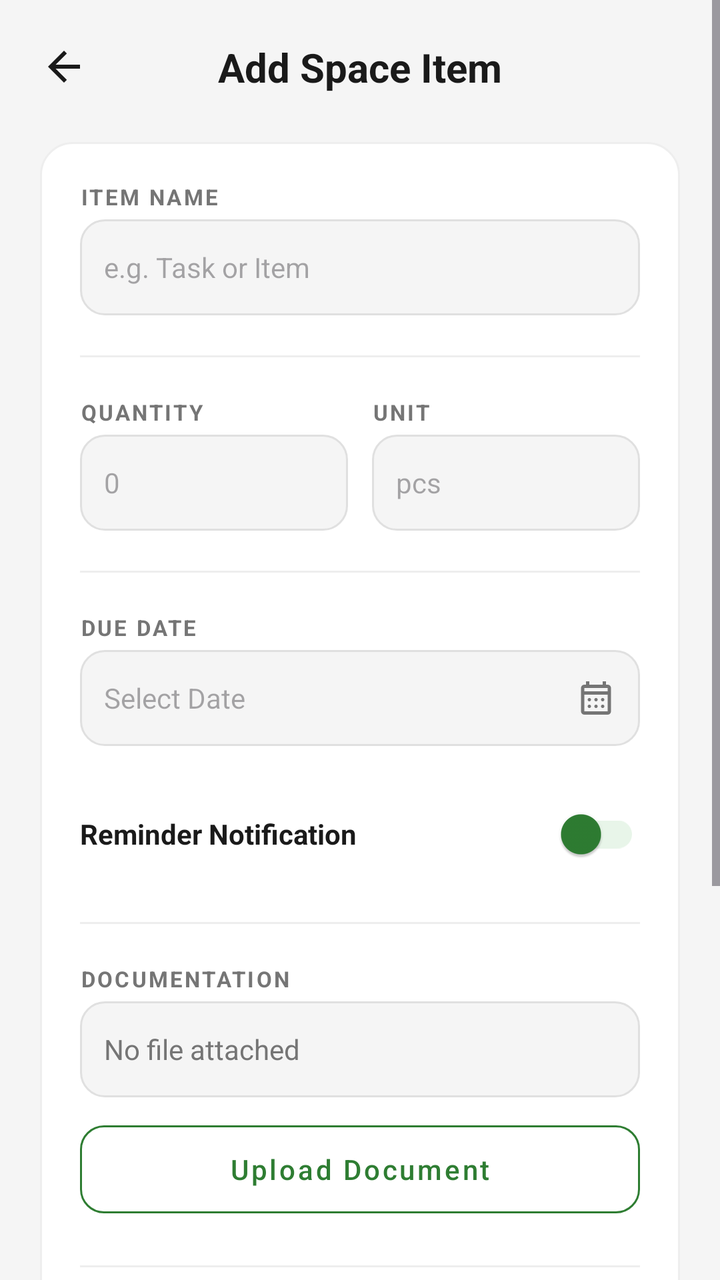
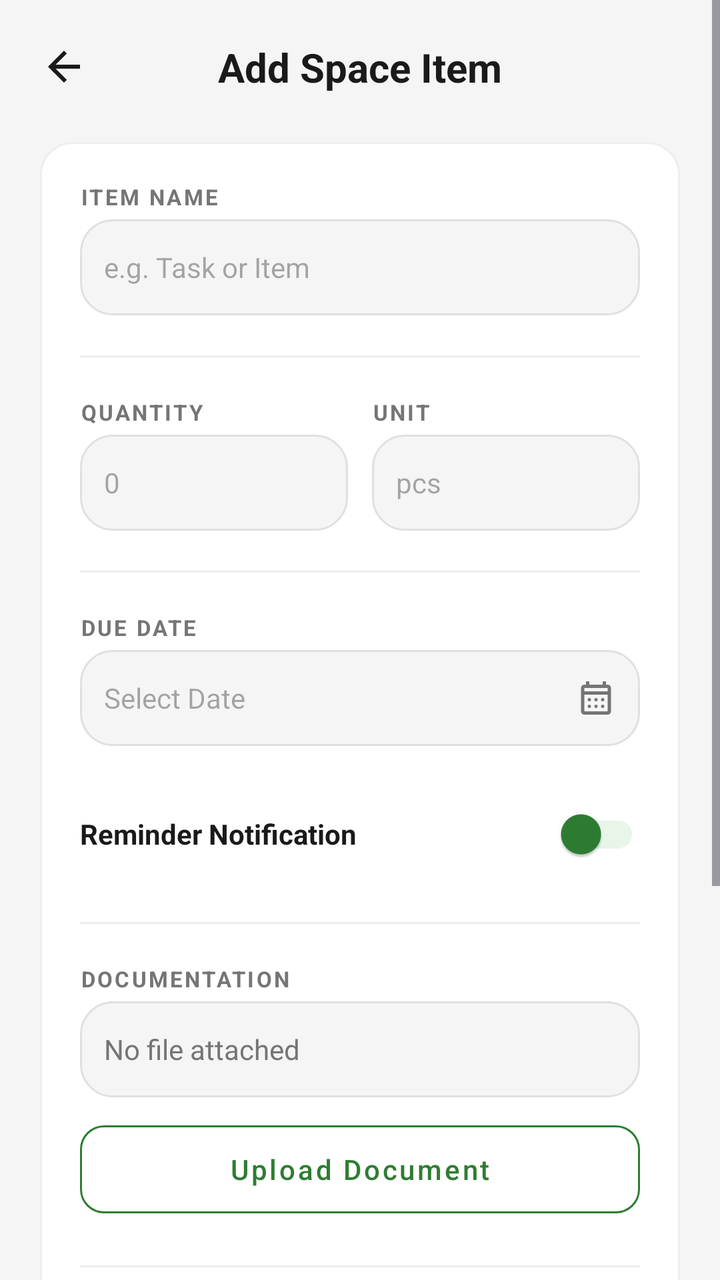

An Android layout rendered at two revisions. The XML below is the earlier revision; the diff shows what the commit changed to produce the second picture.
<!-- AndroidManifest.xml: application theme Theme.FridgeWise -->
<!-- res/layout/fragment_add_space_item.xml -->
<?xml version="1.0" encoding="utf-8"?>
<ScrollView xmlns:android="http://schemas.android.com/apk/res/android"
    xmlns:app="http://schemas.android.com/apk/res-auto"
    xmlns:tools="http://schemas.android.com/tools"
    android:layout_width="match_parent"
    android:layout_height="match_parent"
    android:background="@color/bg_primary"
    android:fillViewport="true">

    <LinearLayout
        android:layout_width="match_parent"
        android:layout_height="wrap_content"
        android:orientation="vertical"
        android:padding="20dp">

        
        <RelativeLayout
            android:layout_width="match_parent"
            android:layout_height="wrap_content"
            android:layout_marginBottom="24dp">

            <ImageView
                android:id="@+id/btnBack"
                android:layout_width="24dp"
                android:layout_height="24dp"
                android:layout_alignParentStart="true"
                android:layout_centerVertical="true"
                android:contentDescription="Back"
                android:src="@drawable/outline_arrow_back_24"
                app:tint="@color/text_primary" />

            <TextView
                android:id="@+id/tvHeaderTitle"
                android:layout_width="wrap_content"
                android:layout_height="wrap_content"
                android:layout_centerInParent="true"
                android:text="Add Space Item"
                android:textColor="@color/text_primary"
                android:textSize="20sp"
                android:textStyle="bold" />
        </RelativeLayout>

        
        <LinearLayout
            android:layout_width="match_parent"
            android:layout_height="wrap_content"
            android:background="@drawable/section_card_bg"
            android:orientation="vertical"
            android:padding="20dp">

            
            <TextView
                android:layout_width="wrap_content"
                android:layout_height="wrap_content"
                android:letterSpacing="0.1"
                android:text="ITEM NAME"
                android:textColor="@color/text_secondary"
                android:textSize="11sp"
                android:textStyle="bold" />

            <EditText
                android:id="@+id/etItemName"
                android:layout_width="match_parent"
                android:layout_height="48dp"
                android:layout_marginTop="4dp"
                android:background="@drawable/bg_edittext"
                android:hint="e.g. Task or Item"
                android:inputType="textCapWords"
                android:paddingHorizontal="12dp"
                android:textSize="14sp"
                android:textColor="@color/text_primary" />

            <View
                android:id="@+id/divider1"
                android:layout_width="match_parent"
                android:layout_height="1dp"
                android:layout_marginVertical="20dp"
                android:background="@color/divider_color" />

            
            <LinearLayout
                android:id="@+id/layoutQuantityRow"
                android:layout_width="match_parent"
                android:layout_height="wrap_content"
                android:orientation="horizontal">

                <LinearLayout
                    android:id="@+id/containerQuantity"
                    android:layout_width="0dp"
                    android:layout_height="wrap_content"
                    android:layout_marginEnd="12dp"
                    android:layout_weight="1"
                    android:orientation="vertical">

                    <TextView
                        android:layout_width="wrap_content"
                        android:layout_height="wrap_content"
                        android:letterSpacing="0.1"
                        android:text="QUANTITY"
                        android:textColor="@color/text_secondary"
                        android:textSize="11sp"
                        android:textStyle="bold" />

                    <EditText
                        android:id="@+id/etQuantity"
                        android:layout_width="match_parent"
                        android:layout_height="48dp"
                        android:layout_marginTop="4dp"
                        android:background="@drawable/bg_edittext"
                        android:hint="0"
                        android:inputType="numberDecimal"
                        android:paddingHorizontal="12dp"
                        android:textSize="14sp" />
                </LinearLayout>

                <LinearLayout
                    android:id="@+id/containerUnit"
                    android:layout_width="0dp"
                    android:layout_height="wrap_content"
                    android:layout_weight="1"
                    android:orientation="vertical">

                    <TextView
                        android:layout_width="wrap_content"
                        android:layout_height="wrap_content"
                        android:letterSpacing="0.1"
                        android:text="UNIT"
                        android:textColor="@color/text_secondary"
                        android:textSize="11sp"
                        android:textStyle="bold" />

                    <EditText
                        android:id="@+id/etUnit"
                        android:layout_width="match_parent"
                        android:layout_height="48dp"
                        android:layout_marginTop="4dp"
                        android:background="@drawable/bg_edittext"
                        android:hint="pcs"
                        android:inputType="text"
                        android:paddingHorizontal="12dp"
                        android:textSize="14sp" />
                </LinearLayout>
            </LinearLayout>

            <View
                android:id="@+id/layoutTrackingDivider"
                android:layout_width="match_parent"
                android:layout_height="1dp"
                android:layout_marginVertical="20dp"
                android:background="@color/divider_color" />

            
            <LinearLayout
                android:id="@+id/layoutTracking"
                android:layout_width="match_parent"
                android:layout_height="wrap_content"
                android:orientation="vertical">

                <TextView
                    android:id="@+id/tvLabelDate"
                    android:layout_width="wrap_content"
                    android:layout_height="wrap_content"
                    android:letterSpacing="0.1"
                    android:text="DUE DATE"
                    android:textColor="@color/text_secondary"
                    android:textSize="11sp"
                    android:textStyle="bold" />

                <RelativeLayout
                    android:id="@+id/containerDate"
                    android:layout_width="match_parent"
                    android:layout_height="48dp"
                    android:layout_marginTop="4dp"
                    android:background="@drawable/bg_edittext"
                    android:clickable="true"
                    android:focusable="true"
                    android:paddingHorizontal="12dp">

                    <EditText
                        android:id="@+id/etDate"
                        android:layout_width="match_parent"
                        android:layout_height="match_parent"
                        android:background="@android:color/transparent"
                        android:focusable="false"
                        android:clickable="true"
                        android:hint="Select Date"
                        android:textSize="14sp"
                        android:textColor="@color/text_primary" />

                    <ImageView
                        android:layout_width="20dp"
                        android:layout_height="20dp"
                        android:layout_alignParentEnd="true"
                        android:layout_centerVertical="true"
                        android:src="@drawable/outline_calendar_month_24"
                        app:tint="@color/text_secondary" />
                </RelativeLayout>

                <LinearLayout
                    android:id="@+id/layoutReminderToggle"
                    android:layout_width="match_parent"
                    android:layout_height="wrap_content"
                    android:layout_marginTop="20dp"
                    android:gravity="center_vertical"
                    android:orientation="horizontal">

                    <TextView
                        android:layout_width="0dp"
                        android:layout_height="wrap_content"
                        android:layout_weight="1"
                        android:text="Reminder Notification"
                        android:textColor="@color/text_primary"
                        android:textSize="14sp"
                        android:textStyle="bold" />

                    <com.google.android.material.switchmaterial.SwitchMaterial
                        android:id="@+id/switchReminder"
                        android:layout_width="wrap_content"
                        android:layout_height="wrap_content"
                        app:thumbTint="@color/green_primary"
                        app:trackTint="@color/green_pale" />
                </LinearLayout>

                <RelativeLayout
                    android:id="@+id/tilReminder"
                    android:layout_width="match_parent"
                    android:layout_height="48dp"
                    android:layout_marginTop="8dp"
                    android:background="@drawable/bg_edittext"
                    android:visibility="gone"
                    android:paddingHorizontal="12dp">

                    <EditText
                        android:id="@+id/etReminder"
                        android:layout_width="match_parent"
                        android:layout_height="match_parent"
                        android:background="@android:color/transparent"
                        android:focusable="false"
                        android:clickable="true"
                        android:hint="Reminder Time"
                        android:textSize="14sp"
                        android:textColor="@color/text_primary" />

                    <ImageView
                        android:layout_width="20dp"
                        android:layout_height="20dp"
                        android:layout_alignParentEnd="true"
                        android:layout_centerVertical="true"
                        android:src="@drawable/ic_notification"
                        app:tint="@color/text_secondary" />
                </RelativeLayout>

            </LinearLayout>

            <View
                android:id="@+id/layoutAttachmentsDivider"
                android:layout_width="match_parent"
                android:layout_height="1dp"
                android:layout_marginVertical="20dp"
                android:background="@color/divider_color" />

            
            <LinearLayout
                android:id="@+id/layoutAttachments"
                android:layout_width="match_parent"
                android:layout_height="wrap_content"
                android:orientation="vertical">

                <TextView
                    android:layout_width="wrap_content"
                    android:layout_height="wrap_content"
                    android:letterSpacing="0.1"
                    android:text="DOCUMENTATION"
                    android:textColor="@color/text_secondary"
                    android:textSize="11sp"
                    android:textStyle="bold" />

                <RelativeLayout
                    android:layout_width="match_parent"
                    android:layout_height="48dp"
                    android:layout_marginTop="4dp"
                    android:background="@drawable/bg_edittext"
                    android:paddingHorizontal="12dp">

                    <TextView
                        android:id="@+id/tvFileName"
                        android:layout_width="wrap_content"
                        android:layout_height="wrap_content"
                        android:layout_centerVertical="true"
                        android:layout_toStartOf="@+id/btnRemoveFile"
                        android:ellipsize="middle"
                        android:singleLine="true"
                        android:text="No file attached"
                        android:textColor="@color/text_secondary"
                        android:textSize="14sp" />

                    <ImageView
                        android:id="@+id/btnRemoveFile"
                        android:layout_width="20dp"
                        android:layout_height="20dp"
                        android:layout_alignParentEnd="true"
                        android:layout_centerVertical="true"
                        android:src="@drawable/ic_close"
                        android:visibility="gone"
                        app:tint="@color/text_secondary" />
                </RelativeLayout>

                <com.google.android.material.button.MaterialButton
                    android:id="@+id/btnAttachFile"
                    android:layout_width="match_parent"
                    android:layout_height="56dp"
                    android:layout_marginTop="8dp"
                    android:text="Upload Document"
                    android:textAllCaps="false"
                    app:cornerRadius="12dp"
                    app:strokeColor="@color/green_primary"
                    app:strokeWidth="1dp"
                    style="@style/Widget.MaterialComponents.Button.OutlinedButton" />
            </LinearLayout>

            
            <LinearLayout
                android:id="@+id/layoutNotes"
                android:layout_width="match_parent"
                android:layout_height="wrap_content"
                android:orientation="vertical">

                <View
                    android:id="@+id/notesDivider"
                    android:layout_width="match_parent"
                    android:layout_height="1dp"
                    android:layout_marginVertical="20dp"
                    android:background="@color/divider_color" />

                <TextView
                    android:layout_width="wrap_content"
                    android:layout_height="wrap_content"
                    android:letterSpacing="0.1"
                    android:text="NOTES (OPTIONAL)"
                    android:textColor="@color/text_secondary"
                    android:textSize="11sp"
                    android:textStyle="bold" />

                <EditText
                    android:id="@+id/etNotes"
                    android:layout_width="match_parent"
                    android:layout_height="100dp"
                    android:layout_marginTop="4dp"
                    android:background="@drawable/bg_edittext"
                    android:gravity="top"
                    android:hint="Add any note here..."
                    android:padding="12dp"
                    android:textSize="14sp"
                    android:inputType="textMultiLine"
                    android:textColor="@color/text_primary" />
            </LinearLayout>

        </LinearLayout>

        
        <androidx.appcompat.widget.AppCompatButton
            android:id="@+id/btnSave"
            android:layout_width="match_parent"
            android:layout_height="56dp"
            android:layout_marginTop="24dp"
            android:layout_marginBottom="32dp"
            android:background="@drawable/button_green_bg"
            android:text="Save Space Item"
            android:textAllCaps="false"
            android:textColor="@color/white"
            android:textSize="16sp"
            android:textStyle="bold" />

    </LinearLayout>
</ScrollView>
<!-- resources referenced by this layout -->
<resources>
  <color name="bg_primary">#F5F5F5</color>
  <color name="divider_color">#EEEEEE</color>
  <color name="green_pale">#E8F5E9</color>
  <color name="green_primary">#2E7D32</color>
  <color name="text_primary">#1A1A1A</color>
  <color name="text_secondary">#757575</color>
  <color name="white">#FFFFFF</color>
  <!-- drawable bg_edittext (drawable) -->
  <?xml version="1.0" encoding="utf-8"?>
  <shape xmlns:android="http://schemas.android.com/apk/res/android">
      <solid android:color="@color/input_bg" />
      <corners android:radius="12dp" />
      <stroke android:width="1dp" android:color="@color/input_border" />
  </shape>
  <!-- drawable button_green_bg (drawable) -->
  <?xml version="1.0" encoding="utf-8"?>
  <ripple xmlns:android="http://schemas.android.com/apk/res/android"
      android:color="#40FFFFFF">
      <item>
          <shape android:shape="rectangle">
              <solid android:color="@color/green_primary" />
              <corners android:radius="12dp" />
          </shape>
      </item>
  </ripple>
  <!-- drawable ic_close (drawable) -->
  <vector xmlns:android="http://schemas.android.com/apk/res/android"
      android:width="24dp"
      android:height="24dp"
      android:viewportWidth="24"
      android:viewportHeight="24">
    <path
        android:fillColor="#FF000000"
        android:pathData="M19,6.41L17.59,5 12,10.59 6.41,5 5,6.41 10.59,12 5,17.59 6.41,19 12,13.41 17.59,19 19,17.59 13.41,12z"/>
  </vector>
  <!-- drawable section_card_bg (drawable) -->
  <?xml version="1.0" encoding="utf-8"?>
  <shape xmlns:android="http://schemas.android.com/apk/res/android">
      <solid android:color="@color/surface_card" />
      <corners android:radius="16dp" />
      <stroke android:width="1dp" android:color="@color/divider_color" />
  </shape>
  <style name="Theme.FridgeWise" parent="Base.Theme.FridgeWise" />
  <color name="input_bg">#F5F5F5</color>
  <color name="input_border">#E0E0E0</color>
  <color name="surface_card">#FFFFFF</color>
  <color name="bg_secondary">#FFFFFF</color>
  <color name="profile_accent_teal">#2DD4BF</color>
  <color name="surface_elevated">#FFFFFF</color>
  <style name="TextAppearance.App.TitleLarge" parent="TextAppearance.Material3.TitleLarge">
          <item name="android:textStyle">bold</item>
          <item name="android:textColor">@color/text_primary</item>
      </style>
  <style name="TextAppearance.App.TitleMedium" parent="TextAppearance.Material3.TitleMedium">
          <item name="android:textStyle">bold</item>
          <item name="android:textColor">@color/text_primary</item>
      </style>
  <style name="TextAppearance.App.BodyLarge" parent="TextAppearance.Material3.BodyLarge">
          <item name="android:textColor">@color/text_primary</item>
      </style>
  <style name="TextAppearance.App.BodyMedium" parent="TextAppearance.Material3.BodyMedium">
          <item name="android:textColor">@color/text_secondary</item>
      </style>
  <style name="TextAppearance.App.LabelLarge" parent="TextAppearance.Material3.LabelLarge">
          <item name="android:textColor">@color/green_primary</item>
          <item name="android:textStyle">bold</item>
      </style>
  <style name="Widget.App.FloatingActionButton" parent="Widget.Material3.FloatingActionButton.Primary">
          <item name="backgroundTint">@color/green_primary</item>
          <item name="tint">@color/white</item>
      </style>
  <!-- unchanged entries left out for length: 4 -->
</resources>

<!-- the commit's change to res/layout/fragment_add_space_item.xml (unified diff, before → after) -->
@@ -221,34 +221,146 @@
                         app:trackTint="@color/green_pale" />
                 </LinearLayout>
 
-                <RelativeLayout
-                    android:id="@+id/tilReminder"
-                    android:layout_width="match_parent"
-                    android:layout_height="48dp"
-                    android:layout_marginTop="8dp"
-                    android:background="@drawable/bg_edittext"
-                    android:visibility="gone"
-                    android:paddingHorizontal="12dp">
-
-                    <EditText
-                        android:id="@+id/etReminder"
-                        android:layout_width="match_parent"
-                        android:layout_height="match_parent"
-                        android:background="@android:color/transparent"
-                        android:focusable="false"
-                        android:clickable="true"
-                        android:hint="Reminder Time"
-                        android:textSize="14sp"
-                        android:textColor="@color/text_primary" />
-
-                    <ImageView
-                        android:layout_width="20dp"
-                        android:layout_height="20dp"
-                        android:layout_alignParentEnd="true"
-                        android:layout_centerVertical="true"
-                        android:src="@drawable/ic_notification"
-                        app:tint="@color/text_secondary" />
-                </RelativeLayout>
+                <LinearLayout
+                    android:id="@+id/layoutReminderDetails"
+                    android:layout_width="match_parent"
+                    android:layout_height="wrap_content"
+                    android:orientation="vertical"
+                    android:visibility="gone">
+
+                    <RelativeLayout
+                        android:id="@+id/tilReminder"
+                        android:layout_width="match_parent"
+                        android:layout_height="48dp"
+                        android:layout_marginTop="8dp"
+                        android:background="@drawable/bg_edittext"
+                        android:paddingHorizontal="12dp">
+
+                        <EditText
+                            android:id="@+id/etReminder"
+                            android:layout_width="match_parent"
+                            android:layout_height="match_parent"
+                            android:background="@android:color/transparent"
+                            android:clickable="true"
+                            android:focusable="false"
+                            android:hint="Target Date &amp; Time"
+                            android:textColor="@color/text_primary"
+                            android:textSize="14sp" />
+
+                        <ImageView
+                            android:layout_width="20dp"
+                            android:layout_height="20dp"
+                            android:layout_alignParentEnd="true"
+                            android:layout_centerVertical="true"
+                            android:src="@drawable/ic_notification"
+                            app:tint="@color/text_secondary" />
+                    </RelativeLayout>
+
+                    
+                    <LinearLayout
+                        android:layout_width="match_parent"
+                        android:layout_height="wrap_content"
+                        android:layout_marginTop="12dp"
+                        android:gravity="center_vertical"
+                        android:orientation="horizontal">
+
+                        <TextView
+                            android:layout_width="0dp"
+                            android:layout_height="wrap_content"
+                            android:layout_weight="1"
+                            android:text="🔔 Loud Clock Alarm Mode"
+                            android:textColor="@color/text_primary"
+                            android:textSize="13sp"
+                            android:textStyle="bold" />
+
+                        <com.google.android.material.switchmaterial.SwitchMaterial
+                            android:id="@+id/switchClockAlarm"
+                            android:layout_width="wrap_content"
+                            android:layout_height="wrap_content"
+                            app:thumbTint="@color/green_primary"
+                            app:trackTint="@color/green_pale" />
+                    </LinearLayout>
+
+                    
+                    <TextView
+                        android:layout_width="wrap_content"
+                        android:layout_height="wrap_content"
+                        android:layout_marginTop="12dp"
+                        android:text="⏱️ Pre-Notification (Advance Warning)"
+                        android:textColor="@color/text_secondary"
+                        android:textSize="12sp"
+                        android:textStyle="bold" />
+
+                    <HorizontalScrollView
+                        android:layout_width="match_parent"
+                        android:layout_height="wrap_content"
+                        android:layout_marginTop="6dp"
+                        android:scrollbars="none">
+
+                        <com.google.android.material.chip.ChipGroup
+                            android:id="@+id/cgPreNotif"
+                            android:layout_width="wrap_content"
+                            android:layout_height="wrap_content"
+                            app:singleSelection="true"
+                            app:singleLine="true">
+
+                            <com.google.android.material.chip.Chip
+                                android:id="@+id/chipPreNone"
+                                style="@style/Widget.MaterialComponents.Chip.Choice"
+                                android:layout_width="wrap_content"
+                                android:layout_height="wrap_content"
+                                android:checked="true"
+                                android:text="None" />
+
+                            <com.google.android.material.chip.Chip
+                                android:id="@+id/chipPre30m"
+                                style="@style/Widget.MaterialComponents.Chip.Choice"
+                                android:layout_width="wrap_content"
+                                android:layout_height="wrap_content"
+                                android:text="30m Before" />
+
+                            <com.google.android.material.chip.Chip
+                                android:id="@+id/chipPre1h"
+                                style="@style/Widget.MaterialComponents.Chip.Choice"
+                                android:layout_width="wrap_content"
+                                android:layout_height="wrap_content"
+                                android:text="1h Before" />
+
+                            <com.google.android.material.chip.Chip
+                                android:id="@+id/chipPre1d"
+                                style="@style/Widget.MaterialComponents.Chip.Choice"
+                                android:layout_width="wrap_content"
+                                android:layout_height="wrap_content"
+                                android:text="1d Before" />
+                        </com.google.android.material.chip.ChipGroup>
+                    </HorizontalScrollView>
+
+                    
+                    <LinearLayout
+                        android:layout_width="match_parent"
+                        android:layout_height="wrap_content"
+                        android:layout_marginTop="8dp"
+                        android:gravity="center_vertical"
+                        android:orientation="horizontal">
+
+                        <TextView
+                            android:layout_width="0dp"
+                            android:layout_height="wrap_content"
+                            android:layout_weight="1"
+                            android:text="❓ Post-Notification (Alert if missed)"
+                            android:textColor="@color/text_secondary"
+                            android:textSize="12sp"
+                            android:textStyle="bold" />
+
+                        <com.google.android.material.switchmaterial.SwitchMaterial
+                            android:id="@+id/switchPostNotif"
+                            android:layout_width="wrap_content"
+                            android:layout_height="wrap_content"
+                            android:checked="true"
+                            app:thumbTint="@color/green_primary"
+                            app:trackTint="@color/green_pale" />
+                    </LinearLayout>
+                </LinearLayout>
 
             </LinearLayout>
 
@@ -332,14 +444,36 @@
                     android:layout_marginVertical="20dp"
                     android:background="@color/divider_color" />
 
-                <TextView
-                    android:layout_width="wrap_content"
-                    android:layout_height="wrap_content"
-                    android:letterSpacing="0.1"
-                    android:text="NOTES (OPTIONAL)"
-                    android:textColor="@color/text_secondary"
-                    android:textSize="11sp"
-                    android:textStyle="bold" />
+                <RelativeLayout
+                    android:layout_width="match_parent"
+                    android:layout_height="wrap_content">
+
+                    <TextView
+                        android:layout_width="wrap_content"
+                        android:layout_height="wrap_content"
+                        android:layout_alignParentStart="true"
+                        android:layout_centerVertical="true"
+                        android:letterSpacing="0.1"
+                        android:text="NOTES (OPTIONAL)"
+                        android:textColor="@color/text_secondary"
+                        android:textSize="11sp"
+                        android:textStyle="bold" />
+
+                    <ImageView
+                        android:id="@+id/ivNotesEye"
+                        android:layout_width="32dp"
+                        android:layout_height="32dp"
+                        android:layout_alignParentEnd="true"
+                        android:layout_centerVertical="true"
+                        android:background="?attr/selectableItemBackgroundBorderless"
+                        android:clickable="true"
+                        android:focusable="true"
+                        android:padding="4dp"
+                        android:src="@drawable/ic_eye"
+                        android:visibility="gone"
+                        app:tint="@color/green_primary"
+                        android:contentDescription="View full note" />
+                </RelativeLayout>
 
                 <EditText
                     android:id="@+id/etNotes"
@@ -348,10 +482,12 @@
                     android:layout_marginTop="4dp"
                     android:background="@drawable/bg_edittext"
                     android:gravity="top"
-                    android:hint="Add any note here..."
+                    android:hint="Tap to add or edit note..."
                     android:padding="12dp"
                     android:textSize="14sp"
-                    android:inputType="textMultiLine"
+                    android:focusable="false"
+                    android:clickable="true"
+                    android:inputType="none"
                     android:textColor="@color/text_primary" />
             </LinearLayout>
 
<!-- resource entries referenced after the edit -->
@@ -11,8 +11,10 @@
   <?xml version="1.0" encoding="utf-8"?>
   <shape xmlns:android="http://schemas.android.com/apk/res/android">
       <solid android:color="@color/input_bg" />
-      <corners android:radius="12dp" />
-      <stroke android:width="1dp" android:color="@color/input_border" />
+      <corners android:radius="16dp" />
+      <stroke
+          android:width="1dp"
+          android:color="@color/input_border" />
   </shape>
   <!-- drawable button_green_bg (drawable) -->
   <?xml version="1.0" encoding="utf-8"?>
@@ -34,6 +36,16 @@
     <path
         android:fillColor="#FF000000"
         android:pathData="M19,6.41L17.59,5 12,10.59 6.41,5 5,6.41 10.59,12 5,17.59 6.41,19 12,13.41 17.59,19 19,17.59 13.41,12z"/>
+  </vector>
+  <!-- drawable ic_eye (drawable) -->
+  <vector xmlns:android="http://schemas.android.com/apk/res/android"
+      android:width="24dp"
+      android:height="24dp"
+      android:viewportWidth="24"
+      android:viewportHeight="24">
+      <path
+          android:fillColor="@android:color/white"
+          android:pathData="M12,4.5C7,4.5 2.73,7.61 1,12c1.73,4.39 6,7.5 11,7.5s9.27,-3.11 11,-7.5c-1.73,-4.39 -6,-7.5 -11,-7.5zM12,17c-2.76,0 -5,-2.24 -5,-5s2.24,-5 5,-5 5,2.24 5,5 -2.24,5 -5,5zm0,-8c-1.66,0 -3,1.34 -3,3s1.34,3 3,3 3,-1.34 3,-3 -1.34,-3 -3,-3z"/>
   </vector>
   <!-- drawable section_card_bg (drawable) -->
   <?xml version="1.0" encoding="utf-8"?>
